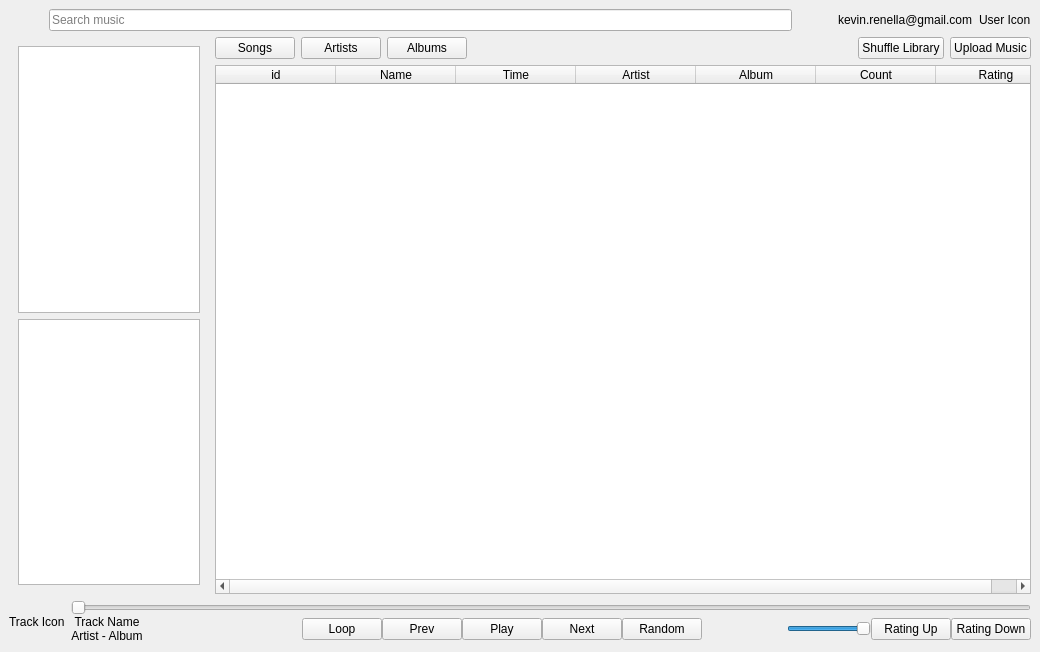
Drusy/luminous-player, file src/fr/luminous/pyqt/mainwindow.ui: the form before one commit.
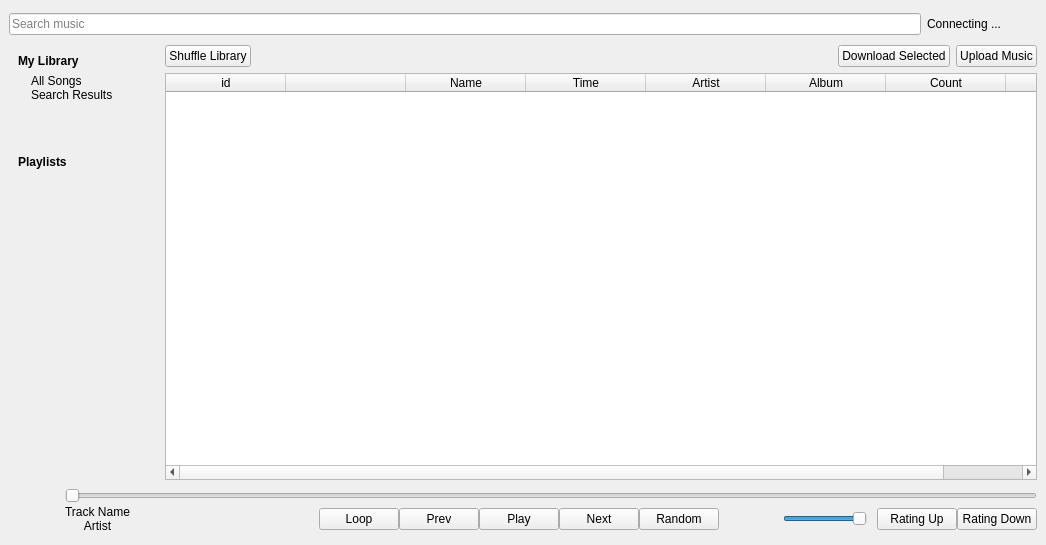
The form after the commit. The open tabs and pages were chosen to show the change. Icons and pictures are not drawn.

Commit message: Animations + Icons

The edit to the form file:
```diff
--- a/src/fr/luminous/pyqt/mainwindow.ui
+++ b/src/fr/luminous/pyqt/mainwindow.ui
@@ -6,33 +6,23 @@
    <rect>
     <x>0</x>
     <y>0</y>
-    <width>1040</width>
-    <height>652</height>
+    <width>1046</width>
+    <height>545</height>
    </rect>
   </property>
   <property name="windowTitle">
    <string>Luminous Player</string>
   </property>
+  <property name="styleSheet">
+   <string notr="true">QListWidget {
+	border: none;
+	background: transparent;
+}</string>
+  </property>
   <widget class="QWidget" name="centralwidget">
    <layout class="QVBoxLayout" name="verticalLayout">
     <item>
      <layout class="QHBoxLayout" name="horizontalLayout">
-      <item>
-       <spacer name="horizontalSpacer_2">
-        <property name="orientation">
-         <enum>Qt::Horizontal</enum>
-        </property>
-        <property name="sizeType">
-         <enum>QSizePolicy::Fixed</enum>
-        </property>
-        <property name="sizeHint" stdset="0">
-         <size>
-          <width>40</width>
-          <height>20</height>
-         </size>
-        </property>
-       </spacer>
-      </item>
       <item>
        <widget class="QLineEdit" name="searchEdit">
         <property name="placeholderText">
@@ -40,33 +30,32 @@
         </property>
        </widget>
       </item>
-      <item>
-       <spacer name="horizontalSpacer">
-        <property name="orientation">
-         <enum>Qt::Horizontal</enum>
-        </property>
-        <property name="sizeType">
-         <enum>QSizePolicy::Fixed</enum>
-        </property>
-        <property name="sizeHint" stdset="0">
-         <size>
-          <width>40</width>
-          <height>20</height>
-         </size>
-        </property>
-       </spacer>
-      </item>
       <item>
        <widget class="QLabel" name="userLogin">
         <property name="text">
-         <string>kevin.renella@gmail.com</string>
+         <string>Connecting ...</string>
         </property>
        </widget>
       </item>
       <item>
        <widget class="QLabel" name="userIcon">
+        <property name="minimumSize">
+         <size>
+          <width>30</width>
+          <height>30</height>
+         </size>
+        </property>
+        <property name="maximumSize">
+         <size>
+          <width>30</width>
+          <height>30</height>
+         </size>
+        </property>
         <property name="text">
-         <string>User Icon</string>
+         <string/>
+        </property>
+        <property name="pixmap">
+         <pixmap>:/images/loading_black.gif</pixmap>
         </property>
        </widget>
       </item>
@@ -78,58 +67,123 @@
        <widget class="QWidget" name="verticalWidget_2" native="true">
         <property name="maximumSize">
          <size>
-          <width>200</width>
+          <width>150</width>
           <height>16777215</height>
          </size>
         </property>
         <layout class="QVBoxLayout" name="verticalLayout_5">
          <item>
-          <widget class="QListWidget" name="leftMenu"/>
+          <widget class="QLabel" name="label">
+           <property name="font">
+            <font>
+             <weight>75</weight>
+             <bold>true</bold>
+            </font>
+           </property>
+           <property name="text">
+            <string>My Library</string>
+           </property>
+          </widget>
+         </item>
+         <item>
+          <layout class="QHBoxLayout" name="horizontalLayout_6">
+           <item>
+            <spacer name="horizontalSpacer_2">
+             <property name="orientation">
+              <enum>Qt::Horizontal</enum>
+             </property>
+             <property name="sizeType">
+              <enum>QSizePolicy::Fixed</enum>
+             </property>
+             <property name="sizeHint" stdset="0">
+              <size>
+               <width>10</width>
+               <height>20</height>
+              </size>
+             </property>
+            </spacer>
+           </item>
+           <item>
+            <widget class="QListWidget" name="leftMenu">
+             <property name="maximumSize">
+              <size>
+               <width>16777215</width>
+               <height>75</height>
+              </size>
+             </property>
+             <item>
+              <property name="text">
+               <string>All Songs</string>
+              </property>
+             </item>
+             <item>
+              <property name="text">
+               <string>Search Results</string>
+              </property>
+             </item>
+            </widget>
+           </item>
+          </layout>
+         </item>
+         <item>
+          <widget class="QLabel" name="label_2">
+           <property name="enabled">
+            <bool>true</bool>
+           </property>
+           <property name="font">
+            <font>
+             <weight>75</weight>
+             <bold>true</bold>
+            </font>
+           </property>
+           <property name="text">
+            <string>Playlists</string>
+           </property>
+          </widget>
+         </item>
+         <item>
+          <layout class="QHBoxLayout" name="horizontalLayout_7">
+           <item>
+            <spacer name="horizontalSpacer_7">
+             <property name="orientation">
+              <enum>Qt::Horizontal</enum>
+             </property>
+             <property name="sizeType">
+              <enum>QSizePolicy::Fixed</enum>
+             </property>
+             <property name="sizeHint" stdset="0">
+              <size>
+               <width>10</width>
+               <height>20</height>
+              </size>
+             </property>
+            </spacer>
          </item>
          <item>
           <widget class="QListWidget" name="leftPlaylist"/>
          </item>
         </layout>
+         </item>
+         <item>
+          <spacer name="verticalSpacer">
+           <property name="orientation">
+            <enum>Qt::Vertical</enum>
+           </property>
+           <property name="sizeHint" stdset="0">
+            <size>
+             <width>20</width>
+             <height>40</height>
+            </size>
+           </property>
+          </spacer>
+         </item>
+        </layout>
        </widget>
       </item>
       <item>
        <layout class="QVBoxLayout" name="verticalLayout_4">
         <item>
          <layout class="QHBoxLayout" name="horizontalLayout_5">
-          <item>
-           <widget class="QPushButton" name="songSelectionButton">
-            <property name="text">
-             <string>Songs</string>
-            </property>
-           </widget>
-          </item>
-          <item>
-           <widget class="QPushButton" name="artistsSelectionButton">
-            <property name="text">
-             <string>Artists</string>
-            </property>
-           </widget>
-          </item>
-          <item>
-           <widget class="QPushButton" name="albumsSelectionButton">
-            <property name="text">
-             <string>Albums</string>
-            </property>
-           </widget>
-          </item>
-          <item>
-           <spacer name="horizontalSpacer_3">
-            <property name="orientation">
-             <enum>Qt::Horizontal</enum>
-            </property>
-            <property name="sizeHint" stdset="0">
-             <size>
-              <width>40</width>
-              <height>20</height>
-             </size>
-            </property>
-           </spacer>
-          </item>
           <item>
            <widget class="QPushButton" name="shuffleLibraryButton">
             <property name="text">
@@ -137,6 +191,26 @@
             </property>
            </widget>
           </item>
+          <item>
+           <spacer name="horizontalSpacer_3">
+            <property name="orientation">
+             <enum>Qt::Horizontal</enum>
+            </property>
+            <property name="sizeHint" stdset="0">
+             <size>
+              <width>40</width>
+              <height>20</height>
+             </size>
+            </property>
+           </spacer>
+          </item>
+          <item>
+           <widget class="QPushButton" name="pushButton">
+            <property name="text">
+             <string>Download Selected</string>
+            </property>
+           </widget>
+          </item>
           <item>
            <widget class="QPushButton" name="uploadMusicButton">
             <property name="text">
@@ -147,7 +221,20 @@
          </layout>
         </item>
         <item>
-         <widget class="QTableWidget" name="mainTableWidget">
+         <widget class="QStackedWidget" name="stackedWidget">
+          <property name="currentIndex">
+           <number>0</number>
+          </property>
+          <widget class="QWidget" name="allSongsPage">
+           <layout class="QVBoxLayout" name="verticalLayout_6">
+            <property name="spacing">
+             <number>0</number>
+            </property>
+            <property name="margin">
+             <number>0</number>
+            </property>
+            <item>
+             <widget class="QTableWidget" name="allSongsTable">
           <property name="editTriggers">
            <set>QAbstractItemView::NoEditTriggers</set>
           </property>
@@ -237,6 +324,118 @@
             <string>Rating</string>
            </property>
           </column>
+             </widget>
+            </item>
+           </layout>
+          </widget>
+          <widget class="QWidget" name="searchPage">
+           <layout class="QVBoxLayout" name="verticalLayout_7">
+            <property name="spacing">
+             <number>0</number>
+            </property>
+            <property name="margin">
+             <number>0</number>
+            </property>
+            <item>
+             <widget class="QTableWidget" name="searchSongsTable">
+              <property name="editTriggers">
+               <set>QAbstractItemView::NoEditTriggers</set>
+              </property>
+              <property name="showDropIndicator" stdset="0">
+               <bool>false</bool>
+              </property>
+              <property name="alternatingRowColors">
+               <bool>true</bool>
+              </property>
+              <property name="selectionMode">
+               <enum>QAbstractItemView::SingleSelection</enum>
+              </property>
+              <property name="selectionBehavior">
+               <enum>QAbstractItemView::SelectRows</enum>
+              </property>
+              <property name="verticalScrollMode">
+               <enum>QAbstractItemView::ScrollPerPixel</enum>
+              </property>
+              <property name="horizontalScrollMode">
+               <enum>QAbstractItemView::ScrollPerPixel</enum>
+              </property>
+              <property name="showGrid">
+               <bool>false</bool>
+              </property>
+              <property name="gridStyle">
+               <enum>Qt::NoPen</enum>
+              </property>
+              <property name="sortingEnabled">
+               <bool>true</bool>
+              </property>
+              <property name="cornerButtonEnabled">
+               <bool>false</bool>
+              </property>
+              <attribute name="horizontalHeaderDefaultSectionSize">
+               <number>120</number>
+              </attribute>
+              <attribute name="horizontalHeaderHighlightSections">
+               <bool>false</bool>
+              </attribute>
+              <attribute name="horizontalHeaderMinimumSectionSize">
+               <number>50</number>
+              </attribute>
+              <attribute name="horizontalHeaderShowSortIndicator" stdset="0">
+               <bool>true</bool>
+              </attribute>
+              <attribute name="horizontalHeaderStretchLastSection">
+               <bool>true</bool>
+              </attribute>
+              <attribute name="verticalHeaderVisible">
+               <bool>false</bool>
+              </attribute>
+              <attribute name="verticalHeaderHighlightSections">
+               <bool>false</bool>
+              </attribute>
+              <column>
+               <property name="text">
+                <string>id</string>
+               </property>
+              </column>
+              <column>
+               <property name="text">
+                <string/>
+               </property>
+              </column>
+              <column>
+               <property name="text">
+                <string>Name</string>
+               </property>
+              </column>
+              <column>
+               <property name="text">
+                <string>Time</string>
+               </property>
+              </column>
+              <column>
+               <property name="text">
+                <string>Artist</string>
+               </property>
+              </column>
+              <column>
+               <property name="text">
+                <string>Album</string>
+               </property>
+              </column>
+              <column>
+               <property name="text">
+                <string>Count</string>
+               </property>
+              </column>
+              <column>
+               <property name="text">
+                <string>Rating</string>
+               </property>
+              </column>
+             </widget>
+            </item>
+           </layout>
+          </widget>
          </widget>
         </item>
        </layout>
@@ -247,8 +446,26 @@
      <layout class="QHBoxLayout" name="horizontalLayout_2">
       <item>
        <widget class="QLabel" name="trackIcon">
+        <property name="minimumSize">
+         <size>
+          <width>50</width>
+          <height>50</height>
+         </size>
+        </property>
+        <property name="maximumSize">
+         <size>
+          <width>50</width>
+          <height>50</height>
+         </size>
+        </property>
         <property name="text">
-         <string>Track Icon</string>
+         <string/>
+        </property>
+        <property name="pixmap">
+         <pixmap resource="luminous.qrc">:/images/default-album-art.png</pixmap>
+        </property>
+        <property name="scaledContents">
+         <bool>true</bool>
         </property>
        </widget>
       </item>
@@ -259,6 +476,12 @@
         </property>
         <item>
          <widget class="QSlider" name="musicSeeker">
+          <property name="maximumSize">
+           <size>
+            <width>16777215</width>
+            <height>15</height>
+           </size>
+          </property>
           <property name="orientation">
            <enum>Qt::Horizontal</enum>
           </property>
@@ -281,7 +504,7 @@
             <item>
              <widget class="QLabel" name="trackArtist">
               <property name="text">
-               <string>Artist - Album</string>
+               <string>Artist</string>
               </property>
               <property name="alignment">
                <set>Qt::AlignCenter</set>
@@ -300,7 +523,7 @@
             </property>
             <property name="sizeHint" stdset="0">
              <size>
-              <width>75</width>
+              <width>125</width>
               <height>20</height>
              </size>
             </property>
@@ -369,6 +592,12 @@
           </item>
           <item>
            <widget class="QSlider" name="soundSeeker">
+            <property name="maximumSize">
+             <size>
+              <width>16777215</width>
+              <height>20</height>
+             </size>
+            </property>
             <property name="maximum">
              <number>100</number>
             </property>
@@ -380,6 +609,22 @@
             </property>
            </widget>
           </item>
+          <item>
+           <spacer name="horizontalSpacer_8">
+            <property name="orientation">
+             <enum>Qt::Horizontal</enum>
+            </property>
+            <property name="sizeType">
+             <enum>QSizePolicy::Fixed</enum>
+            </property>
+            <property name="sizeHint" stdset="0">
+             <size>
+              <width>10</width>
+              <height>20</height>
+             </size>
+            </property>
+           </spacer>
+          </item>
           <item>
            <widget class="QPushButton" name="pushButton_3">
             <property name="text">
```
Left out of the diff: 9 changed lines with no effect on the pictures. Lines whose indentation alone changed are shown as unchanged. The commit also changes 15 other files.
